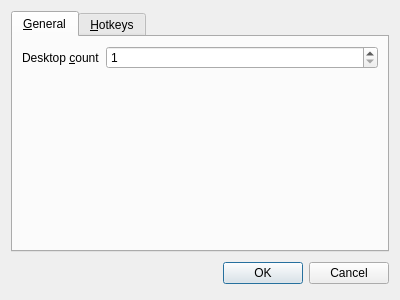
First picture: the form in source/optionsdialog.ui, repository martin-kudlicka/virtual-desktop-manager, before the edit.
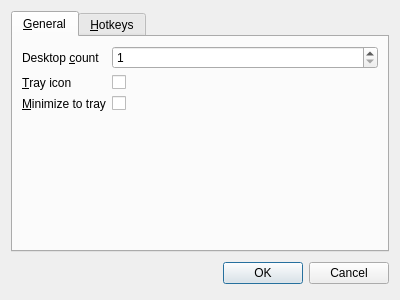
Second picture: the form after the edit. The open tabs and pages were chosen to show the change.

Commit message: + show tray icon

```diff
--- a/source/optionsdialog.ui
+++ b/source/optionsdialog.ui
@@ -41,6 +41,40 @@
          </property>
         </widget>
        </item>
+       <item row="1" column="0">
+        <widget class="QLabel" name="label_2">
+         <property name="text">
+          <string>&amp;Tray icon</string>
+         </property>
+         <property name="buddy">
+          <cstring>trayIcon</cstring>
+         </property>
+        </widget>
+       </item>
+       <item row="1" column="1">
+        <widget class="QCheckBox" name="trayIcon">
+         <property name="text">
+          <string/>
+         </property>
+        </widget>
+       </item>
+       <item row="2" column="0">
+        <widget class="QLabel" name="label_3">
+         <property name="text">
+          <string>&amp;Minimize to tray</string>
+         </property>
+         <property name="buddy">
+          <cstring>minimizeToTray</cstring>
+         </property>
+        </widget>
+       </item>
+       <item row="2" column="1">
+        <widget class="QCheckBox" name="minimizeToTray">
+         <property name="text">
+          <string/>
+         </property>
+        </widget>
+       </item>
       </layout>
      </widget>
      <widget class="QWidget" name="tab_2">
```
Left out of the diff: 6 changed lines with no effect on the pictures. The commit also changes 7 other files.
